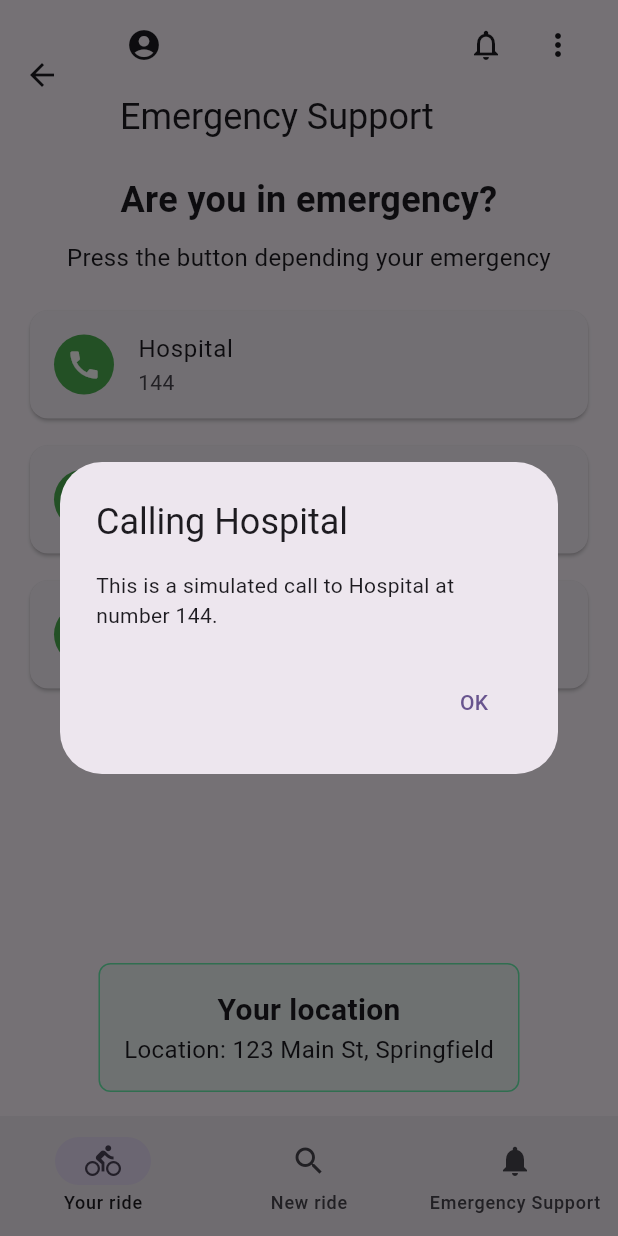
After one commit to davidmarsoni/64-51-Mobile-Dev-Group1, a Flutter app: the screen it shows after launch, item 3 of the bottom bar chosen, after a tap on "Hospital", on a phone screen of 412 x 824 dp. The commit adds this screen. Run offline on Flutter 3.47's test engine with Material 3 defaults, Android fonts, the phone set to English and light mode, and no system bars; our stand-ins replace cloud_firestore, firebase_auth, firebase_core; accounts and stored records are empty.

Commit message:
Create the emergency support page and doing the link

```diff
--- /dev/null
+++ b/lib/src/others/emergency_support_page.dart
@@ -0,0 +1,137 @@
+import 'package:flutter/material.dart';
+import 'package:valais_roll/src/widgets/top_bar.dart';
+import 'package:valais_roll/src/widgets/nav_bar.dart';
+
+class EmergencySupportPage extends StatelessWidget {
+  const EmergencySupportPage({super.key});
+
+  // Function to simulate a phone call
+  void _simulatePhoneCall(
+      BuildContext context, String serviceName, String number) {
+    showDialog(
+      context: context,
+      builder: (BuildContext context) {
+        return AlertDialog(
+          title: Text('Calling $serviceName'),
+          content: Text(
+              'This is a simulated call to $serviceName at number $number.'),
+          actions: <Widget>[
+            TextButton(
+              child: const Text('OK'),
+              onPressed: () {
+                Navigator.of(context).pop(); // Close the dialog
+              },
+            ),
+          ],
+        );
+      },
+    );
+  }
+
+  @override
+  Widget build(BuildContext context) {
+    String userLocation =
+        "123 Main St, Springfield"; // Replace with the actual location
+
+    return Scaffold(
+      appBar: TopBar(
+        title: 'Emergency Support',
+      ),
+      body: Padding(
+        padding: const EdgeInsets.all(16),
+        child: Column(
+          crossAxisAlignment: CrossAxisAlignment.center,
+          children: [
+            // Text indicating emergency situation
+            const Text(
+              'Are you in emergency?',
+              style: TextStyle(fontSize: 24, fontWeight: FontWeight.bold),
+              textAlign: TextAlign.center,
+            ),
+            const SizedBox(height: 10), // Space between texts
+            const Text(
+              'Press the button depending your emergency',
+              style: TextStyle(fontSize: 16),
+              textAlign: TextAlign.center,
+            ),
+            const SizedBox(height: 20), // Space before the buttons
+
+            // Emergency buttons
+            Expanded(
+              child: ListView(
+                children: [
+                  // Hospital Button
+                  Card(
+                    child: ListTile(
+                      leading: const CircleAvatar(
+                        backgroundColor: Colors.green,
+                        child: Icon(Icons.call, color: Colors.white),
+                      ),
+                      title: const Text('Hospital'),
+                      subtitle: const Text('144'),
+                      onTap: () => _simulatePhoneCall(
+                          context, 'Hospital', '144'), // Simulate hospital call
+                    ),
+                  ),
+                  const SizedBox(height: 10),
+
+                  // Police Button
+                  Card(
+                    child: ListTile(
+                      leading: const CircleAvatar(
+                        backgroundColor: Colors.green,
+                        child: Icon(Icons.call, color: Colors.white),
+                      ),
+                      title: const Text('Police'),
+                      subtitle: const Text('117'),
+                      onTap: () => _simulatePhoneCall(
+                          context, 'Police', '117'), // Simulate police call
+                    ),
+                  ),
+                  const SizedBox(height: 10),
+
+                  // Firefighter Button
+                  Card(
+                    child: ListTile(
+                      leading: const CircleAvatar(
+                        backgroundColor: Colors.green,
+                        child: Icon(Icons.call, color: Colors.white),
+                      ),
+                      title: const Text('Firefighter'),
+                      subtitle: const Text('118'),
+                      onTap: () => _simulatePhoneCall(context, 'Firefighter',
+                          '118'), // Simulate firefighter call
+                    ),
+                  ),
+                  const SizedBox(height: 20), // Space before user info box
+                ],
+              ),
+            ),
+
+            // User Info Box
+            Container(
+              padding: const EdgeInsets.all(16),
+              decoration: BoxDecoration(
+                color: Colors.greenAccent.withOpacity(0.1),
+                borderRadius: BorderRadius.circular(8),
+                border: Border.all(color: Colors.greenAccent),
+              ),
+              child: Column(
+                children: [
+                  const Text('Your location',
+                      style:
+                          TextStyle(fontSize: 20, fontWeight: FontWeight.bold)),
+                  Text(
+                    'Location: $userLocation',
+                    style: const TextStyle(fontSize: 16),
+                  ),
+                ],
+              ),
+            ),
+          ],
+        ),
+      ),
+      bottomNavigationBar: BottomNavBar(isEnabled: true),
+    );
+  }
+}
--- a/lib/src/widgets/nav_bar.dart
+++ b/lib/src/widgets/nav_bar.dart
@@ -1,4 +1,5 @@
 import 'package:flutter/material.dart';
+import 'package:valais_roll/src/others/emergency_support_page.dart'; // Import the emergency support page
 
 class BottomNavBar extends StatefulWidget {
   final bool isEnabled;
@@ -21,6 +22,17 @@ class _BottomNavBarState extends State<BottomNavBar> {
           setState(() {
             _currentIndex = index;
           });
+
+          // Handle navigation based on selected index
+          if (index == 2) {
+            // Navigate to Emergency Support page if index is 2
+            Navigator.push(
+              context,
+              MaterialPageRoute(
+                  builder: (context) => const EmergencySupportPage()),
+            );
+          }
+          // Add more navigation logic for other pages here if needed
         }
       },
       destinations: <NavigationDestination>[
```
